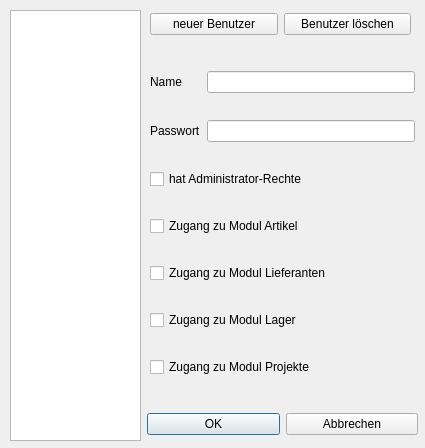
Above: dialog_user.ui from 15831944/CBrain before the change. Below: the same form after it.
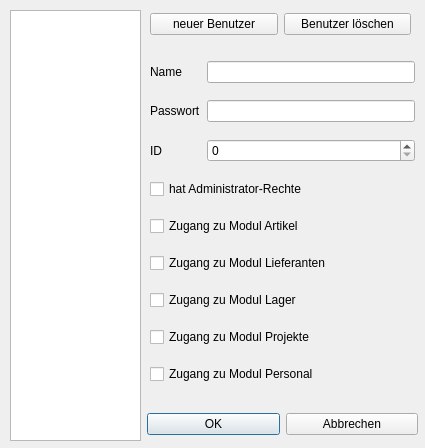
That is the form after the change.

Commit message: dialog_user erweitert um id und use_modul_personal

```diff
--- a/dialog_user.ui
+++ b/dialog_user.ui
@@ -36,22 +36,43 @@
     </rect>
    </property>
    <layout class="QGridLayout" name="gridLayout">
-    <item row="0" column="1">
-     <widget class="QLineEdit" name="lineEdit_name"/>
+    <item row="2" column="1">
+     <widget class="QSpinBox" name="spinBox_id">
+      <property name="maximum">
+       <number>999999</number>
+      </property>
+     </widget>
+    </item>
+    <item row="7" column="0" colspan="2">
+     <widget class="QCheckBox" name="checkBox_modul_projekte">
+      <property name="text">
+       <string>Zugang zu Modul Projekte</string>
+      </property>
+     </widget>
+    </item>
+    <item row="6" column="0" colspan="2">
+     <widget class="QCheckBox" name="checkBox_modul_lager">
+      <property name="text">
+       <string>Zugang zu Modul Lager</string>
+      </property>
+     </widget>
+    </item>
+    <item row="5" column="0" colspan="2">
+     <widget class="QCheckBox" name="checkBox_modul_lieferanten">
+      <property name="text">
+       <string>Zugang zu Modul Lieferanten</string>
+      </property>
+     </widget>
     </item>
     <item row="3" column="0" colspan="2">
-     <widget class="QCheckBox" name="checkBox_modul_artikel">
+     <widget class="QCheckBox" name="checkBox_isadmin">
       <property name="text">
-       <string>Zugang zu Modul Artikel</string>
+       <string>hat Administrator-Rechte</string>
       </property>
      </widget>
     </item>
-    <item row="1" column="0">
-     <widget class="QLabel" name="label">
-      <property name="text">
-       <string>Passwort</string>
-      </property>
-     </widget>
+    <item row="1" column="1">
+     <widget class="QLineEdit" name="lineEdit_pwd"/>
     </item>
     <item row="0" column="0">
      <widget class="QLabel" name="label_name">
@@ -60,34 +81,34 @@
       </property>
      </widget>
     </item>
-    <item row="1" column="1">
-     <widget class="QLineEdit" name="lineEdit_pwd"/>
-    </item>
-    <item row="2" column="0" colspan="2">
-     <widget class="QCheckBox" name="checkBox_isadmin">
+    <item row="1" column="0">
+     <widget class="QLabel" name="label">
       <property name="text">
-       <string>hat Administrator-Rechte</string>
+       <string>Passwort</string>
       </property>
      </widget>
     </item>
     <item row="4" column="0" colspan="2">
-     <widget class="QCheckBox" name="checkBox_modul_lieferanten">
+     <widget class="QCheckBox" name="checkBox_modul_artikel">
       <property name="text">
-       <string>Zugang zu Modul Lieferanten</string>
+       <string>Zugang zu Modul Artikel</string>
       </property>
      </widget>
     </item>
-    <item row="5" column="0" colspan="2">
-     <widget class="QCheckBox" name="checkBox_modul_lager">
+    <item row="0" column="1">
+     <widget class="QLineEdit" name="lineEdit_name"/>
+    </item>
+    <item row="2" column="0">
+     <widget class="QLabel" name="label_2">
       <property name="text">
-       <string>Zugang zu Modul Lager</string>
+       <string>ID</string>
       </property>
      </widget>
     </item>
-    <item row="6" column="0" colspan="2">
-     <widget class="QCheckBox" name="checkBox_modul_projekte">
+    <item row="8" column="0" colspan="2">
+     <widget class="QCheckBox" name="checkBox_modul_personal">
       <property name="text">
-       <string>Zugang zu Modul Projekte</string>
+       <string>Zugang zu Modul Personal</string>
       </property>
      </widget>
     </item>
```
Left out of the diff: 1 changed line with no effect on the pictures. The commit also changes 7 other files.
